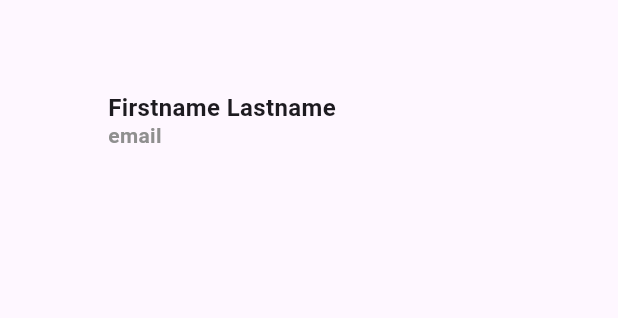
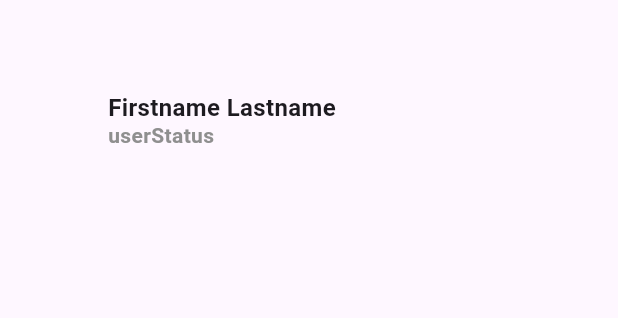
Before and after one commit to sayedyounis00/nestify, a Flutter app: the InfoRow widget shown alone on an empty page, opened directly, on a phone screen of 412 x 824 dp. Shown: the top 318 px of the screen. Run offline on Flutter 3.47's test engine with Material 3 defaults, Android fonts, the phone set to English and light mode, and no system bars; our stand-ins replace awesome_bottom_bar, cached_network_image, cloud_firestore, dropdown_button2, firebase_auth, firebase_core and 4 more; missing offline and left inert: flutter_pannable_rating_bar, font_awesome_icon_class; accounts and stored records are empty; network calls fail; statements that could not run were skipped.

```diff
--- a/lib/features/home/presentation/views/widgets/drawer/info_row.dart
+++ b/lib/features/home/presentation/views/widgets/drawer/info_row.dart
@@ -27,7 +27,7 @@ class InfoRow extends StatelessWidget {
             children: [
               Text('${user.firstName} ${user.lastName}'.capitalize ?? '',
                   style: const TextStyle(fontSize: 16, fontWeight: FontWeight.w600)),
-              Text(user.email,
+              Text(user.userStatus,
                   style: const TextStyle(
                       fontWeight: FontWeight.w600,
                       color: AppColor.secColor3,
```
Also changed, not shown: lib/features/home/presentation/views/widgets/details/custom_image.dart (+10 -3 lines).
